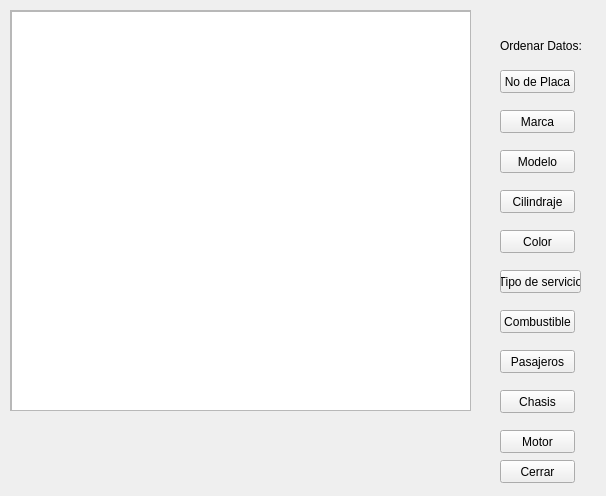
Above: ListarVehiculos.ui from OSarmient/Parcial2 before the change. Below: the same form after it.
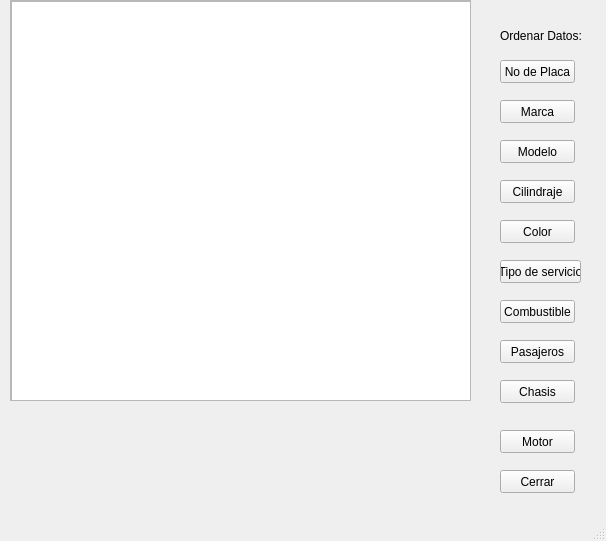
That is the form after the change.

Diff of the .ui file:
```diff
--- a/ListarVehiculos.ui
+++ b/ListarVehiculos.ui
@@ -1,36 +1,63 @@
 <?xml version="1.0" encoding="UTF-8"?>
 <ui version="4.0">
- <class>Form</class>
- <widget class="QWidget" name="Form">
+ <class>MainWindow</class>
+ <widget class="QMainWindow" name="MainWindow">
   <property name="geometry">
    <rect>
     <x>0</x>
     <y>0</y>
     <width>606</width>
-    <height>496</height>
+    <height>541</height>
    </rect>
   </property>
   <property name="windowTitle">
    <string>Form</string>
   </property>
-  <widget class="QPushButton" name="Cilindraje">
+  <widget class="QWidget" name="centralwidget">
+   <widget class="QPushButton" name="Combustible">
    <property name="geometry">
     <rect>
      <x>500</x>
-     <y>190</y>
+      <y>300</y>
      <width>75</width>
      <height>23</height>
     </rect>
    </property>
    <property name="text">
-    <string>Cilindraje</string>
+     <string>Combustible</string>
+    </property>
+   </widget>
+   <widget class="QPushButton" name="pushButton_4">
+    <property name="geometry">
+     <rect>
+      <x>500</x>
+      <y>430</y>
+      <width>75</width>
+      <height>23</height>
+     </rect>
+    </property>
+    <property name="text">
+     <string>Motor</string>
+    </property>
+   </widget>
+   <widget class="QPushButton" name="CerrarLista">
+    <property name="geometry">
+     <rect>
+      <x>500</x>
+      <y>470</y>
+      <width>75</width>
+      <height>23</height>
+     </rect>
+    </property>
+    <property name="text">
+     <string>Cerrar</string>
    </property>
   </widget>
   <widget class="QPushButton" name="Marca">
    <property name="geometry">
     <rect>
      <x>500</x>
-     <y>110</y>
+      <y>100</y>
      <width>75</width>
      <height>23</height>
     </rect>
@@ -39,24 +66,89 @@
     <string>Marca</string>
    </property>
   </widget>
-  <widget class="QPushButton" name="Modelo">
+   <widget class="QLabel" name="DatosVehiculo">
    <property name="geometry">
     <rect>
      <x>500</x>
-     <y>150</y>
+      <y>10</y>
+      <width>111</width>
+      <height>51</height>
+     </rect>
+    </property>
+    <property name="text">
+     <string>Ordenar Datos:</string>
+    </property>
+   </widget>
+   <widget class="QPushButton" name="NoPlaca">
+    <property name="geometry">
+     <rect>
+      <x>500</x>
+      <y>60</y>
      <width>75</width>
      <height>23</height>
     </rect>
    </property>
    <property name="text">
-    <string>Modelo</string>
+     <string>No de Placa</string>
+    </property>
+   </widget>
+   <widget class="QPushButton" name="Chasis">
+    <property name="geometry">
+     <rect>
+      <x>500</x>
+      <y>380</y>
+      <width>75</width>
+      <height>23</height>
+     </rect>
+    </property>
+    <property name="text">
+     <string>Chasis</string>
+    </property>
+   </widget>
+   <widget class="QPushButton" name="TipoServicio">
+    <property name="geometry">
+     <rect>
+      <x>500</x>
+      <y>260</y>
+      <width>81</width>
+      <height>23</height>
+     </rect>
+    </property>
+    <property name="text">
+     <string>Tipo de servicio</string>
+    </property>
+   </widget>
+   <widget class="QPushButton" name="Pasajeros">
+    <property name="geometry">
+     <rect>
+      <x>500</x>
+      <y>340</y>
+      <width>75</width>
+      <height>23</height>
+     </rect>
+    </property>
+    <property name="text">
+     <string>Pasajeros</string>
+    </property>
+   </widget>
+   <widget class="QPushButton" name="Cilindraje">
+    <property name="geometry">
+     <rect>
+      <x>500</x>
+      <y>180</y>
+      <width>75</width>
+      <height>23</height>
+     </rect>
+    </property>
+    <property name="text">
+     <string>Cilindraje</string>
    </property>
   </widget>
   <widget class="QScrollArea" name="scrollArea">
    <property name="geometry">
     <rect>
      <x>10</x>
-     <y>10</y>
+      <y>0</y>
      <width>461</width>
      <height>401</height>
     </rect>
@@ -85,24 +177,24 @@
     </widget>
    </widget>
   </widget>
-  <widget class="QPushButton" name="NoPlaca">
+   <widget class="QPushButton" name="Modelo">
    <property name="geometry">
     <rect>
      <x>500</x>
-     <y>70</y>
+      <y>140</y>
      <width>75</width>
      <height>23</height>
     </rect>
    </property>
    <property name="text">
-    <string>No de Placa</string>
+     <string>Modelo</string>
    </property>
   </widget>
   <widget class="QPushButton" name="Color">
    <property name="geometry">
     <rect>
      <x>500</x>
-     <y>230</y>
+      <y>220</y>
      <width>75</width>
      <height>23</height>
     </rect>
@@ -111,97 +203,18 @@
     <string>Color</string>
    </property>
   </widget>
-  <widget class="QPushButton" name="CerrarLista">
-   <property name="geometry">
-    <rect>
-     <x>500</x>
-     <y>460</y>
-     <width>75</width>
-     <height>23</height>
-    </rect>
-   </property>
-   <property name="text">
-    <string>Cerrar</string>
-   </property>
   </widget>
-  <widget class="QPushButton" name="TipoServicio">
+  <widget class="QMenuBar" name="menubar">
    <property name="geometry">
     <rect>
-     <x>500</x>
-     <y>270</y>
-     <width>81</width>
-     <height>23</height>
+     <x>0</x>
+     <y>0</y>
+     <width>606</width>
+     <height>21</height>
     </rect>
    </property>
-   <property name="text">
-    <string>Tipo de servicio</string>
-   </property>
   </widget>
-  <widget class="QLabel" name="DatosVehiculo">
-   <property name="geometry">
-    <rect>
-     <x>500</x>
-     <y>20</y>
-     <width>111</width>
-     <height>51</height>
-    </rect>
-   </property>
-   <property name="text">
-    <string>Ordenar Datos:</string>
-   </property>
-  </widget>
-  <widget class="QPushButton" name="Combustible">
-   <property name="geometry">
-    <rect>
-     <x>500</x>
-     <y>310</y>
-     <width>75</width>
-     <height>23</height>
-    </rect>
-   </property>
-   <property name="text">
-    <string>Combustible</string>
-   </property>
-  </widget>
-  <widget class="QPushButton" name="Pasajeros">
-   <property name="geometry">
-    <rect>
-     <x>500</x>
-     <y>350</y>
-     <width>75</width>
-     <height>23</height>
-    </rect>
-   </property>
-   <property name="text">
-    <string>Pasajeros</string>
-   </property>
-  </widget>
-  <widget class="QPushButton" name="Chasis">
-   <property name="geometry">
-    <rect>
-     <x>500</x>
-     <y>390</y>
-     <width>75</width>
-     <height>23</height>
-    </rect>
-   </property>
-   <property name="text">
-    <string>Chasis</string>
-   </property>
-  </widget>
-  <widget class="QPushButton" name="pushButton_4">
-   <property name="geometry">
-    <rect>
-     <x>500</x>
-     <y>430</y>
-     <width>75</width>
-     <height>23</height>
-    </rect>
-   </property>
-   <property name="text">
-    <string>Motor</string>
-   </property>
-  </widget>
+  <widget class="QStatusBar" name="statusbar"/>
  </widget>
  <resources/>
  <connections/>
```
Left out of the diff: 2 changed lines with no effect on the pictures. Lines whose indentation alone changed are shown as unchanged.
